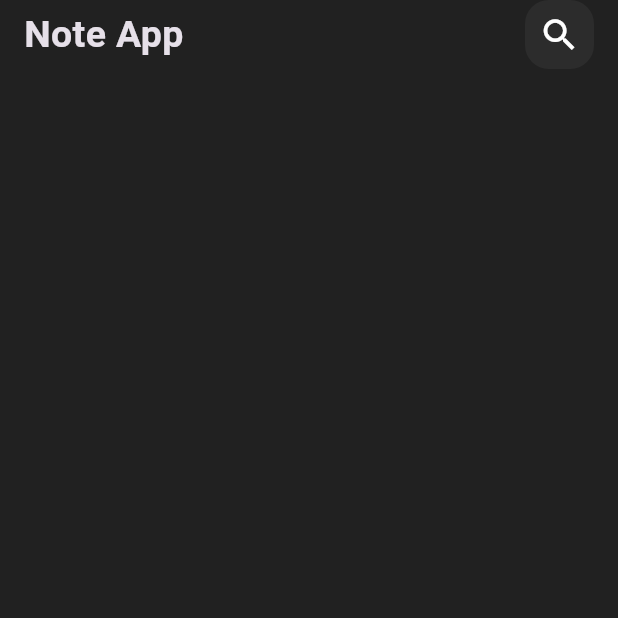
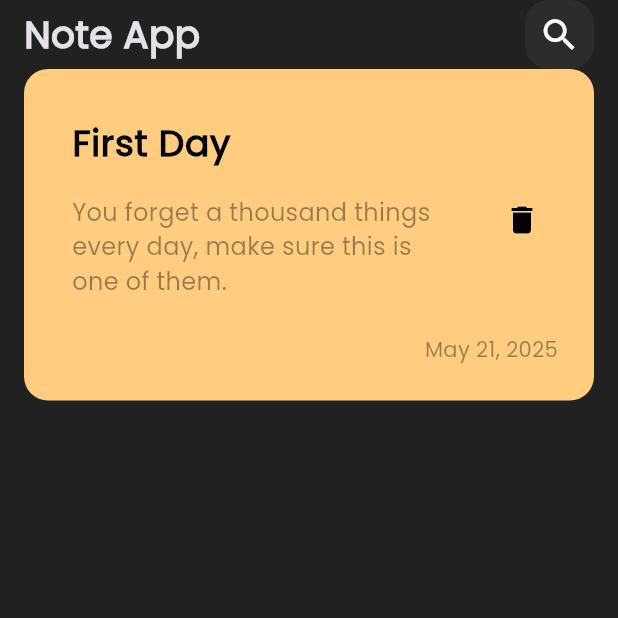
Before and after one commit to IMarooz/note_app, a Flutter app: the screen it shows after launch, on a phone screen of 412 x 824 dp, the top half of it. Run offline on Flutter 3.47's test engine with Material 3 defaults, Android fonts, the phone set to English and light mode, and no system bars.

Commit message:
Create custom note item

```diff
--- a/lib/main.dart
+++ b/lib/main.dart
@@ -17,6 +17,7 @@ class NoteApp extends StatelessWidget {
       theme: ThemeData(
         brightness: Brightness.dark,
         scaffoldBackgroundColor: Colors.grey[900],
+        fontFamily: 'Poppins'
       ),
     );
   }
--- /dev/null
+++ b/lib/views/widgets/custom_note_item.dart
@@ -0,0 +1,53 @@
+import 'package:flutter/material.dart';
+
+class NoteItem extends StatelessWidget {
+  const NoteItem({super.key});
+
+  @override
+  Widget build(BuildContext context) {
+    return Container(
+      padding: EdgeInsets.only(top: 24, bottom: 24, left: 16),
+      decoration: BoxDecoration(
+        color: Color(0xFFFFCC80),
+        borderRadius: BorderRadius.circular(16),
+      ),
+      child: Column(
+        crossAxisAlignment: CrossAxisAlignment.end,
+        children: [
+          ListTile(
+            title: Text(
+              "First Day",
+              style: TextStyle(
+                color: Colors.black,
+                fontSize: 24,
+                fontWeight: FontWeight.bold,
+              ),
+            ),
+            subtitle: Padding(
+              padding: const EdgeInsets.only(top: 16, bottom: 16),
+              child: Text(
+                "You forget a thousand things every day, make sure this is one of them.",
+                style: TextStyle(
+                  color: Colors.black.withOpacity(0.4),
+                  fontSize: 16,
+                ),
+              ),
+            ),
+            trailing: IconButton(
+              icon: Icon(Icons.delete, size: 24),
+              color: Colors.black,
+              onPressed: () {},
+            ),
+          ),
+          Padding(
+            padding: const EdgeInsets.only(right: 24),
+            child: Text(
+              "May 21, 2025",
+              style: TextStyle(color: Colors.black.withOpacity(0.4)),
+            ),
+          ),
+        ],
+      ),
+    );
+  }
+}
--- a/lib/views/widgets/notes_view_body.dart
+++ b/lib/views/widgets/notes_view_body.dart
@@ -1,16 +1,16 @@
 import 'package:flutter/material.dart';
 import 'package:note_app_tharwat/views/widgets/custom_app_bar.dart';
+import 'package:note_app_tharwat/views/widgets/custom_note_item.dart';
 
 class NotesViewBody extends StatelessWidget {
   const NotesViewBody({super.key});
+
 
   @override
   Widget build(BuildContext context) {
     return Padding(
       padding: EdgeInsets.symmetric(horizontal: 16),
-      child: Column(children: [
-        const CustomAppBar(),
-      ]),
+      child: Column(children: [const CustomAppBar(), NoteItem()]),
     );
   }
 }
```
Also changed, not shown: pubspec.yaml (+6 -11 lines), lib/assets/fonts/Poppins-Regular.ttf (added).
